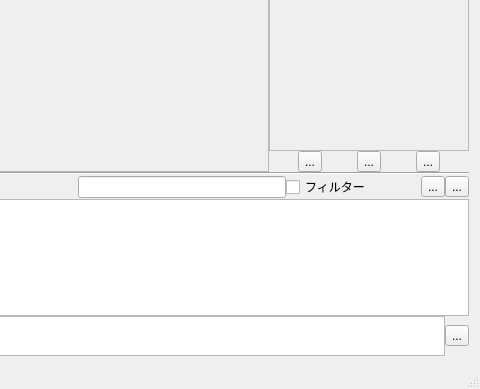
Before: the Qt Designer form mainwindow.ui in fr0077/magmeasure, drawn with Qt 5; both pictures show x 800 to 1280 and y 331 to 720 of the 1280 by 720 pixel window.
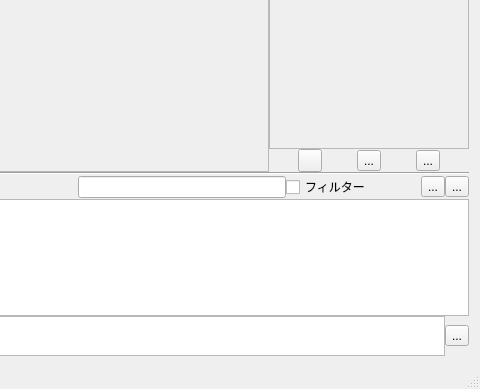
After: the same form once the commit is applied.

What changed in the file:
```diff
--- a/mainwindow.ui
+++ b/mainwindow.ui
@@ -195,7 +195,7 @@
               <item>
                <widget class="QToolButton" name="toolButton_6">
                 <property name="text">
-                 <string>...</string>
+                 <string/>
                 </property>
                </widget>
               </item>
```
